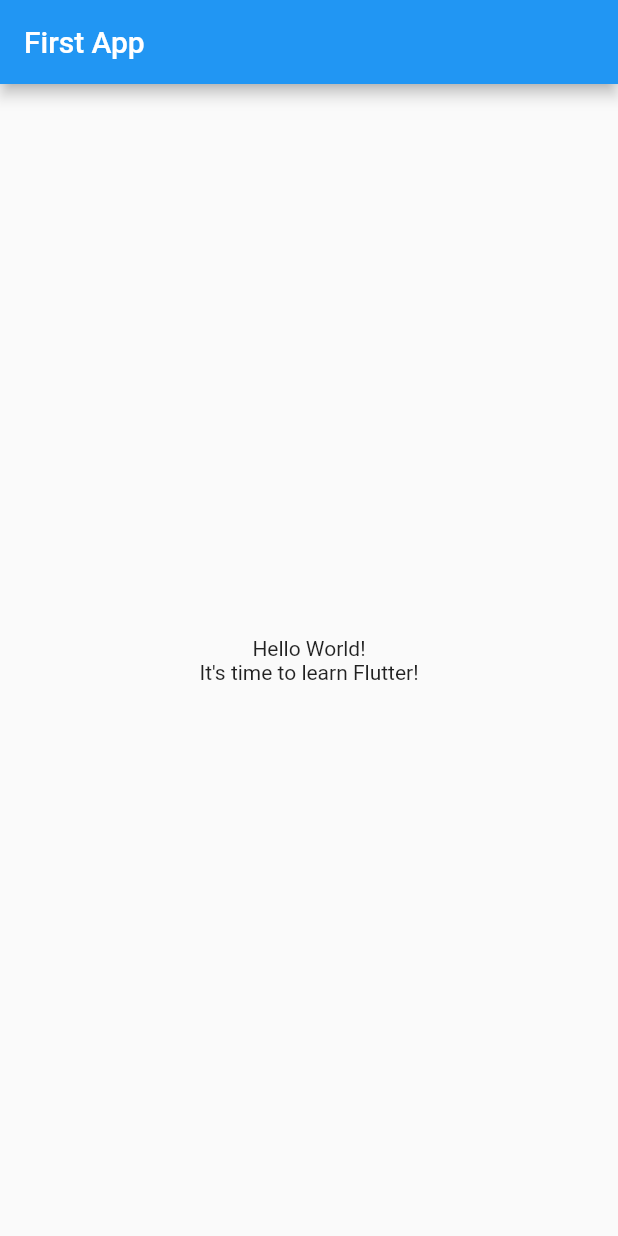
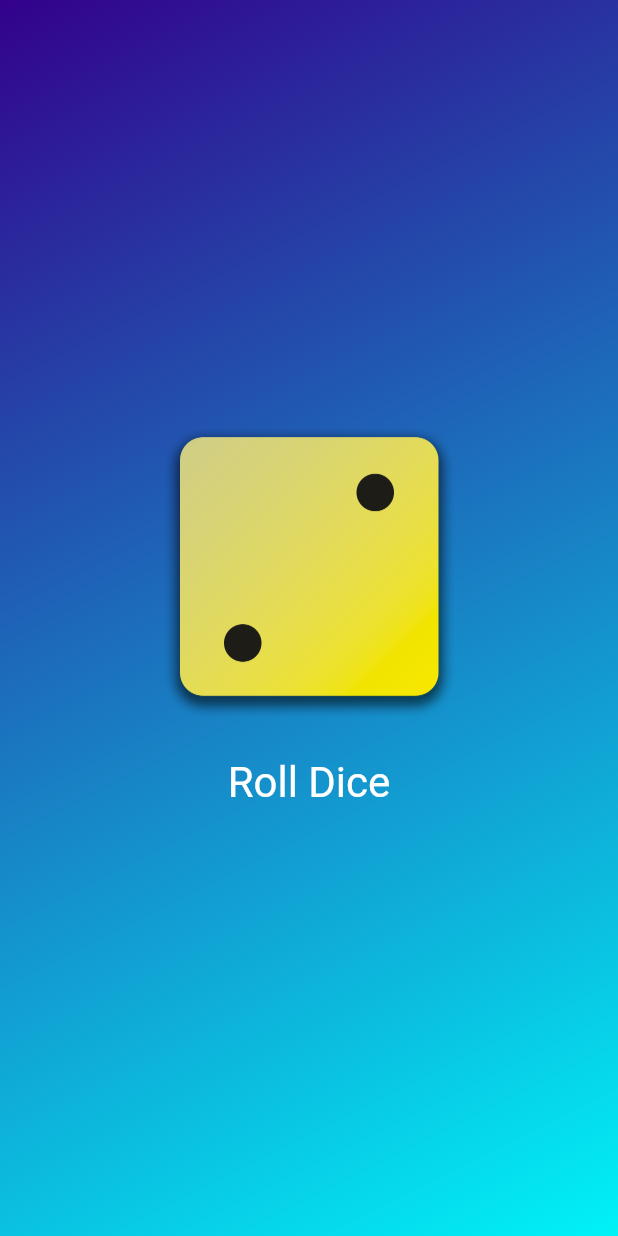
Before and after one commit to mukhlishanafi/flutter-complete-guide-course, a Flutter app: the screen it shows after launch, on a phone screen of 412 x 824 dp. Run offline on Flutter 3.47's test engine with Material 2 defaults, Android fonts, the phone set to English and light mode, and no system bars.

Commit message:
finish section 2 module 50

```diff
--- /dev/null
+++ b/lib/dice_roller.dart
@@ -0,0 +1,54 @@
+import 'dart:math';
+
+import 'package:flutter/material.dart';
+
+final randomizer = Random();
+
+class DiceRoller extends StatefulWidget {
+  const DiceRoller({super.key});
+
+  @override
+  State<DiceRoller> createState() {
+    return _DiceRollerState();
+  }
+}
+
+class _DiceRollerState extends State<DiceRoller> {
+  // var activeDiceImage = 'assets/images/dice-2.png';
+  var currentDiceRoll = 2;
+
+  void rollDice() {
+    // var diceRoll = Random().nextInt(6) + 1;
+    setState(() {
+      currentDiceRoll = randomizer.nextInt(6) + 1;
+      // activeDiceImage = ('assets/images/dice-$diceRoll.png');
+    });
+  }
+
+  @override
+  Widget build(context) {
+    return Column(
+      mainAxisSize: MainAxisSize.min,
+      children: [
+        Image.asset(
+          'assets/images/dice-$currentDiceRoll.png',
+          width: 200,
+        ),
+        const SizedBox(
+          height: 20,
+        ),
+        TextButton(
+          onPressed: rollDice,
+          style: TextButton.styleFrom(
+            // padding: const EdgeInsets.only(
+            //   top: 20
+            // ),
+            foregroundColor: Colors.white,
+            textStyle: const TextStyle(fontSize: 28),
+          ),
+          child: const Text('Roll Dice'),
+        ),
+      ],
+    );
+  }
+}
--- /dev/null
+++ b/lib/gradient_container.dart
@@ -0,0 +1,54 @@
+import 'package:flutter/material.dart';
+
+import 'package:first_app/dice_roller.dart';
+
+const startAlignment = Alignment.topLeft;
+const endAlignment = Alignment.bottomRight;
+
+class GradientContainer extends StatelessWidget {
+  const GradientContainer(this.color1, this.color2, {super.key});
+
+  const GradientContainer.purple({super.key})
+      : color1 = Colors.deepPurple,
+        color2 = Colors.indigo;
+
+  final Color color1;
+  final Color color2;
+
+  @override
+  Widget build(context) {
+    return Container(
+      decoration: BoxDecoration(
+        gradient: LinearGradient(
+          colors: [color1, color2],
+          begin: startAlignment,
+          end: endAlignment,
+        ),
+      ),
+      child: const Center(child: DiceRoller()),
+    );
+  }
+}
+
+
+// class GradientContainer extends StatelessWidget {
+//   const GradientContainer({super.key, required this.colors});
+
+//   final List<Color> colors;
+
+//   @override
+//   Widget build(context) {
+//     return Container(
+//       decoration: BoxDecoration(
+//         gradient: LinearGradient(
+//           colors: colors,
+//           begin: startAlignment,
+//           end: endAlignment,
+//         ),
+//       ),
+//       child: const Center(
+//         child: StyledText('Hello World!'),
+//       ),
+//     );
+//   }
+// }
--- a/lib/main.dart
+++ b/lib/main.dart
@@ -1,37 +1,14 @@
 import 'package:flutter/material.dart';
 
+import 'package:first_app/gradient_container.dart';
+
 void main() {
-  runApp(const MyApp());
+  runApp(
+    const MaterialApp(
+      home: Scaffold(
+        body: GradientContainer(
+            Color.fromARGB(255, 51, 1, 139), Color.fromARGB(255, 0, 242, 247)),
+      ),
+    ),
+  );
 }
-
-class MyApp extends StatelessWidget {
-  const MyApp({super.key});
-
-  @override
-  Widget build(BuildContext context) {
-    return MaterialApp(
-      title: 'Flutter Demo',
-      theme: ThemeData(
-        primarySwatch: Colors.blue,
-      ),
-      home: Scaffold(
-        appBar: AppBar(
-          title: const Text('First App'),
-        ),
-        body: Center(
-          child: Column(
-            mainAxisAlignment: MainAxisAlignment.center,
-            children: const [
-              Text(
-                'Hello World!',
-              ),
-              Text(
-                'It\'s time to learn Flutter!',
-              ),
-            ],
-          ),
-        ),
-      ),
-    );
-  }
-}
--- /dev/null
+++ b/lib/styled_text.dart
@@ -0,0 +1,18 @@
+import 'package:flutter/material.dart';
+
+class StyledText extends StatelessWidget {
+  const StyledText(this.text, {super.key});
+
+  final String text;
+
+  @override
+  Widget build(context) {
+    return Text(
+      text,
+      style: const TextStyle(
+        color: Colors.white,
+        fontSize: 28,
+      ),
+    );
+  }
+}
```
Also changed, not shown: pubspec.yaml (+8 -3 lines), assets/images/dice-1.png (added), assets/images/dice-2.png (added), assets/images/dice-3.png (added), assets/images/dice-4.png (added), assets/images/dice-5.png (added), assets/images/dice-6.png (added).
